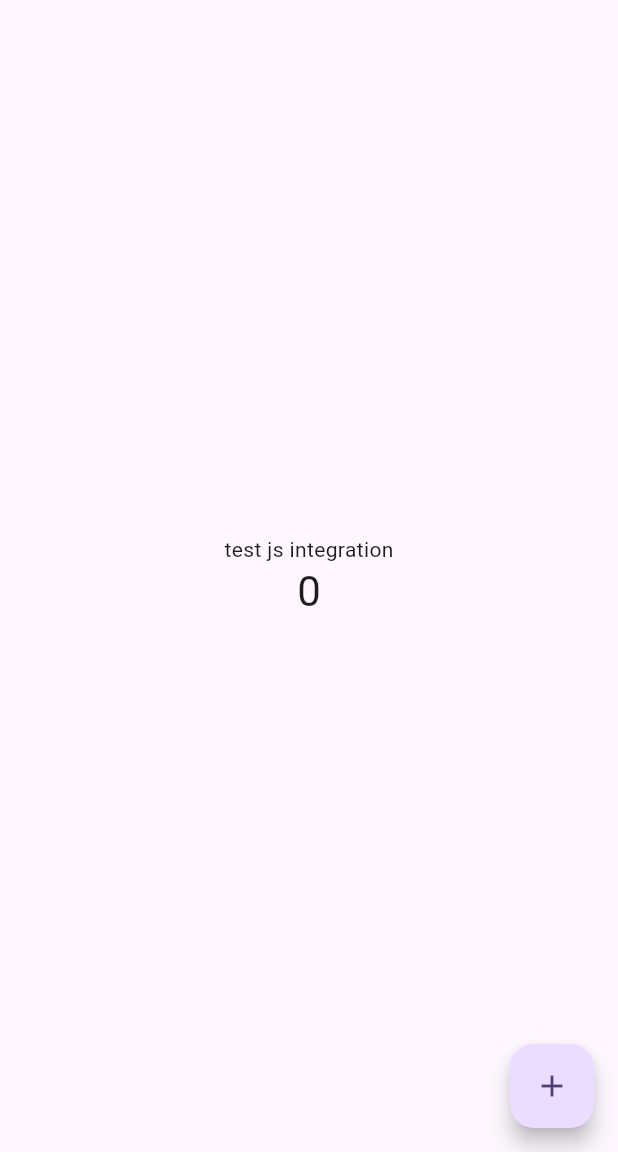
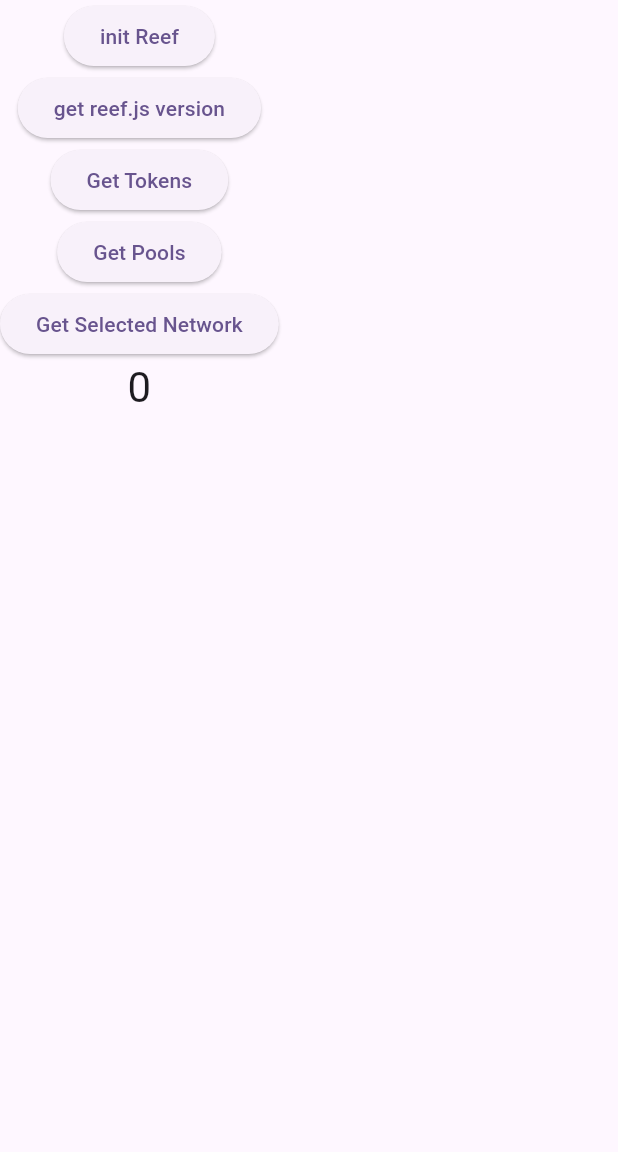
Before and after one commit to reef-chain/reef-flutter-lib-example-app, a Flutter app: the screen it shows after launch, on a phone screen of 412 x 824 dp, the part 84-1236 px from its top. Run offline on Flutter 3.47's test engine with Material 3 defaults, Android fonts, the phone set to English and light mode, and no system bars; missing offline and left inert: reef_chain_flutter.

Commit message:
feat:middle ex

```diff
--- a/lib/main.dart
+++ b/lib/main.dart
@@ -28,13 +28,12 @@ class MyApp extends StatelessWidget {
 }
 
 class MyHomePage extends StatefulWidget {
-
-  final JsApiService reefJsApiService = JsApiService.reefAppJsApi(onErrorCb: (){
+  final JsApiService reefJsApiService =
+      JsApiService.reefAppJsApi(onErrorCb: () {
     debugPrint('JS CONNECTION ERRORORRRRR - RESET');
   });
 
   final ReefChainApi reefChain = ReefChainApi();
-
 
   MyHomePage({super.key, required this.title});
   final String title;
@@ -45,50 +44,41 @@ class MyHomePage extends StatefulWidget {
 
 class _MyHomePageState extends State<MyHomePage> {
   int _counter = 0;
+  String jsResult = "";
 
-  void _incrementCounter() async {
-    widget.reefJsApiService.jsCall("window.isJsConn()").then((v)=>debugPrint(v.toString()));
-    widget.reefJsApiService.jsCall("window.getReefJsVer()").then((v)=>debugPrint(v.toString()));
+  void _initReef() async {
+    widget.reefJsApiService
+        .jsCall("window.isJsConn()")
+        .then((v) => debugPrint(v.toString()));
     // widget.reefJsApiService.jsCall("window.test()").then((v)=>debugPrint(v.toString()));
-    widget.reefJsApiService.jsPromise("window.futureFn(\"fltrrr\")").then((v)=>debugPrint(v.toString()));
+    widget.reefJsApiService
+        .jsPromise("window.futureFn(\"fltrrr\")")
+        .then((v) => debugPrint(v.toString()));
     // widget.reefJsApiService.jsObservable("window.testObs()").listen((v)=>debugPrint(v.toString()));
 
-    await widget.reefChain.reefState.init(ReefNetowrk.testnet,[
-      ReefAccount('name_acc1', '5EnY9eFwEDcEJ62dJWrTXhTucJ4pzGym4WZ2xcDKiT3eJecP', true)
+    await widget.reefChain.reefState.init(ReefNetowrk.testnet, [
+      ReefAccount(
+          'name_acc1', '5EnY9eFwEDcEJ62dJWrTXhTucJ4pzGym4WZ2xcDKiT3eJecP', true)
     ]);
 
 
-    // logs tokens
-    widget.reefChain.reefState.tokenApi.tokens.listen((v){
-      var len = v.data.length.toString();
-      debugPrint("tokens len=$len");
-    });
-
-     // logs pools
-    widget.reefChain.reefState.poolsApi.fetchPools().then((val){
-      debugPrint("pools===$val");
-    });
-
-    // logs network
-    widget.reefChain.reefState.networkApi.selectedNetwork().listen((val){
-      debugPrint("selectedNetwork===$val");
-    });
-
     // logs currencies from stealthex
-    widget.reefChain.reefState.stealthexApi.listCurrencies().then((val){
+    widget.reefChain.reefState.stealthexApi.listCurrencies().then((val) {
       debugPrint("listCurrencies===$val");
     });
 
     // logs pool reserves
-    widget.reefChain.reefState.swapApi.getPoolReserves("0x70A82e21ec223c8691a0e44BEDC4790976Ea530c","0x0000000000000000000000000000000001000000").then((val){
+    widget.reefChain.reefState.swapApi
+        .getPoolReserves("0x70A82e21ec223c8691a0e44BEDC4790976Ea530c",
+            "0x0000000000000000000000000000000001000000")
+        .then((val) {
       debugPrint("getPoolReserves===$val");
     });
 
     // generateAccount
-    widget.reefChain.reefState.accountApi.generateAccount().then((val){
+    widget.reefChain.reefState.accountApi.generateAccount().then((val) {
       debugPrint("generateAccount===$val");
     });
-
 
     setState(() {
       _counter++;
@@ -102,14 +92,62 @@ class _MyHomePageState extends State<MyHomePage> {
         backgroundColor: Theme.of(context).colorScheme.inversePrimary,
         title: Text(widget.title),
       ),
-      body: Center(
+      body: SingleChildScrollView(
         child: Column(
-          mainAxisAlignment: MainAxisAlignment.center,
           children: <Widget>[
+            if(jsResult.length>0)Text("${jsResult.toString()}"),
+            ElevatedButton(onPressed: _initReef, child: Text("init Reef")),
+            ElevatedButton(
+                onPressed: () {
+                  widget.reefJsApiService
+                      .jsCall("window.getReefJsVer()")
+                      .then((v) {
+                        setState(() {
+                          jsResult=v.toString();
+                        });
+                      });
+                },
+                child: Text("get reef.js version")),
+
+            ElevatedButton(
+                onPressed: () {
+                  // logs tokens
+                  widget.reefChain.reefState.tokenApi.tokens.listen((v) {
+                    var len = v.data.length.toString();
+                    setState(() {
+                      jsResult=v.data.toString();
+                    });
+                    debugPrint("tokens len=${v.data}");
+                  });
+                },
+                child: Text("Get Tokens")),
+            ElevatedButton(
+                onPressed: () {
+                     // logs pools
+                    widget.reefChain.reefState.poolsApi.fetchPools().then((val) {
+                      setState(() {
+                        jsResult=val.toString();
+                      });
+                      debugPrint("pools===$val");
+                    });
+                },
+                child: Text("Get Pools")),
+            ElevatedButton(
+                onPressed: () {
+                  // logs network
+                  widget.reefChain.reefState.networkApi.selectedNetwork().listen((val) {
+                    setState(() {
+                      jsResult=val.toString();
+                    });
+                    debugPrint("selectedNetwork===$val");
+                  });
+                },
+                child: Text("Get Selected Network")),
+
             // widget.reefJsApiService.widget,
-            const Text(
-              'test js integration',
-            ),
+            // const Text(
+            //   'test js integration',
+            // ),
             Text(
               '$_counter',
               style: Theme.of(context).textTheme.headlineMedium,
@@ -117,11 +155,6 @@ class _MyHomePageState extends State<MyHomePage> {
           ],
         ),
       ),
-      floatingActionButton: FloatingActionButton(
-        onPressed: _incrementCounter,
-        tooltip: 'Increment',
-        child: const Icon(Icons.add),
-      ),
     );
   }
 }
```
